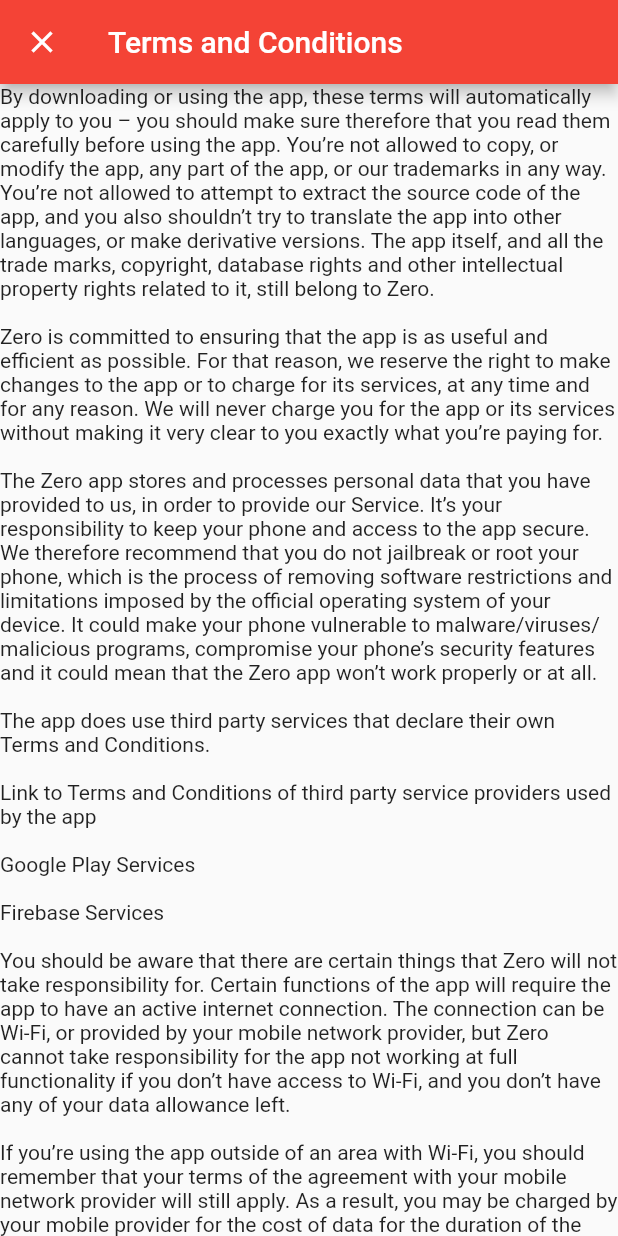
After one commit to ZayedKherani/ZER0, a Flutter app: the SignUpPage screen opened directly, after a tap on "Sign up", after a tap on "Terms and Conditions", on a phone screen of 412 x 824 dp. The commit adds this screen. Run offline on Flutter 3.47's test engine with Material 2 defaults, Android fonts, the phone set to English and light mode, and no system bars; our stand-ins replace cloud_firestore, firebase_auth; accounts and stored records are empty.

Commit message:
Commit 2

```diff
--- /dev/null
+++ b/lib/Pages/Setup/TaCPP/PP.dart
@@ -0,0 +1,90 @@
+import 'package:flutter/material.dart';
+
+class PP extends StatefulWidget {
+  @override
+  _PPState createState() => _PPState();
+}
+
+class _PPState extends State<PP> {
+  @override
+  Widget build(BuildContext context) {
+    return Scaffold(
+      appBar: AppBar(
+        title: Text('Privacy Policy'),
+      ),
+      body:
+      ListView(
+        children: <Widget>[
+          Container(
+              child:
+              Text('''Zayed Kherani built the Zero app as a commercial app. This SERVICE is provided by Zero and is intended for use as is.
+
+              This page is used to inform visitors regarding our policies with the collection, use, and disclosure of Personal Information if anyone decided to use our Service.
+
+              If you choose to use our Service, then you agree to the collection and use of information in relation to this policy. The Personal Information that we collect is used for providing and improving the Service. We will not use or share your information with anyone except as described in this Privacy Policy.
+
+              The terms used in this Privacy Policy have the same meanings as in our Terms and Conditions, which is accessible at Zero unless otherwise defined in this Privacy Policy.
+
+              Information Collection and Use
+
+              For a better experience, while using our Service, We may require you to provide us with certain personally identifiable information and add whatever else you collect here, users name, address, location, pictures. The information that We request will be [retained on your device and is not collected by us in any way retained by us and used as described in this privacy policy.
+
+              The app does use third party services that may collect information used to identify you.
+
+              Link to privacy policy of third party service providers used by the app
+
+              Google Play Services
+
+              Firebase Services
+
+              Log Data
+
+              We want to inform you that whenever you use our Service, in a case of an error in the app We collect data and information through third party products on your phone called Log Data. This Log Data may include information such as your device Internet Protocol (“IP”) address, device name, operating system version, the configuration of the app when utilizing our Service, the time and date of your use of the Service, and other statistics.
+
+      Cookies
+
+      Cookies are files with a small amount of data that are commonly used as anonymous unique identifiers. These are sent to your browser from the websites that you visit and are stored on your device's internal memory.
+
+      This Service does not use these “cookies” explicitly. However, the app may use third party code and libraries that use “cookies” to collect information and improve their services. You have the option to either accept or refuse these cookies and know when a cookie is being sent to your device. If you choose to refuse our cookies, you may not be able to use some portions of this Service.
+
+      Service Providers
+
+      We may employ third-party companies and individuals due to the following reasons:
+
+      To facilitate our Service;
+
+      To provide the Service on our behalf;
+
+      To perform Service-related services; or
+
+      To assist us in analyzing how our Service is used.
+
+          We want to inform users of this Service that these third parties have access to your Personal Information. The reason is to perform the tasks assigned to them on our behalf. However, they are obligated not to disclose or use the information for any other purpose.
+
+      Security
+
+      We value your trust in providing us your Personal Information, thus we are striving to use commercially acceptable means of protecting it. But remember that no method of transmission over the internet, or method of electronic storage is 100% secure and reliable, and We cannot guarantee its absolute security.
+
+
+
+      Links to Other Sites
+
+          This Service may contain links to other sites. If you click on a third-party link, you will be directed to that site. Note that these external sites are not operated by us. Therefore, we strongly advise you to review the Privacy Policy of these websites. We have no control over and assume no responsibility for the content, privacy policies, or practices of any third-party sites or services.
+
+      Children’s Privacy
+
+      These Services do not address anyone under the age of 13. We do not knowingly collect personally identifiable information from children under 13. In the case We discover that a child under 13 has provided us with personal information, We immediately delete this from our servers. If you are a parent or guardian and you are aware that your child has provided us with personal information, please contact us so that We will be able to do necessary actions.
+
+      Changes to This Privacy Policy
+
+      [I/We] may update our Privacy Policy from time to time. Thus, you are advised to review this page periodically for any changes. We will notify you of any changes by posting the new Privacy Policy on this page. These changes are effective immediately after they are posted on this page.
+
+          Contact Us
+
+          If you have any questions or suggestions about our Privacy Policy, do not hesitate to contact us at 56 Orsett Street .''')
+          ),
+        ],
+      )
+    );
+  }
+}
--- /dev/null
+++ b/lib/Pages/Setup/TaCPP/TaC.dart
@@ -0,0 +1,56 @@
+import 'package:flutter/material.dart';
+
+class TaC extends StatefulWidget {
+  @override
+  _TaCState createState() => _TaCState();
+}
+
+class _TaCState extends State<TaC> {
+  @override
+  Widget build(BuildContext context) {
+    return Scaffold(
+      appBar: AppBar(
+        title: Text('Terms and Conditions'),
+      ),
+      body:
+      ListView(
+        children: <Widget>[
+          Container(
+              child:
+              Text('''By downloading or using the app, these terms will automatically apply to you – you should make sure therefore that you read them carefully before using the app. You’re not allowed to copy, or modify the app, any part of the app, or our trademarks in any way. You’re not allowed to attempt to extract the source code of the app, and you also shouldn’t try to translate the app into other languages, or make derivative versions. The app itself, and all the trade marks, copyright, database rights and other intellectual property rights related to it, still belong to Zero.
+
+Zero is committed to ensuring that the app is as useful and efficient as possible. For that reason, we reserve the right to make changes to the app or to charge for its services, at any time and for any reason. We will never charge you for the app or its services without making it very clear to you exactly what you’re paying for.
+
+The Zero app stores and processes personal data that you have provided to us, in order to provide our Service. It’s your responsibility to keep your phone and access to the app secure. We therefore recommend that you do not jailbreak or root your phone, which is the process of removing software restrictions and limitations imposed by the official operating system of your device. It could make your phone vulnerable to malware/viruses/malicious programs, compromise your phone’s security features and it could mean that the Zero app won’t work properly or at all.
+
+The app does use third party services that declare their own Terms and Conditions.
+
+Link to Terms and Conditions of third party service providers used by the app
+
+Google Play Services
+
+Firebase Services
+
+You should be aware that there are certain things that Zero will not take responsibility for. Certain functions of the app will require the app to have an active internet connection. The connection can be Wi-Fi, or provided by your mobile network provider, but Zero cannot take responsibility for the app not working at full functionality if you don’t have access to Wi-Fi, and you don’t have any of your data allowance left.
+
+If you’re using the app outside of an area with Wi-Fi, you should remember that your terms of the agreement with your mobile network provider will still apply. As a result, you may be charged by your mobile provider for the cost of data for the duration of the connection while accessing the app, or other third party charges. In using the app, you’re accepting responsibility for any such charges, including roaming data charges if you use the app outside of your home territory (i.e. region or country) without turning off data roaming. If you are not the bill payer for the device on which you’re using the app, please be aware that we assume that you have received permission from the bill payer for using the app.
+
+Along the same lines, [Developer/Company name] cannot always take responsibility for the way you use the app i.e. You need to make sure that your device stays charged – if it runs out of battery and you can’t turn it on to avail the Service, [Developer/Company name] cannot accept responsibility.
+
+With respect to [Developer/Company name]’s responsibility for your use of the app, when you’re using the app, it’s important to bear in mind that although we endeavour to ensure that it is updated and correct at all times, we do rely on third parties to provide information to us so that we can make it available to you. [Developer/Company name] accepts no liability for any loss, direct or indirect, you experience as a result of relying wholly on this functionality of the app.
+
+At some point, we may wish to update the app. The app is currently available on – the requirements for system (and for any additional systems we decide to extend the availability of the app to) may change, and you’ll need to download the updates if you want to keep using the app. [Developer/Company name] does not promise that it will always update the app so that it is relevant to you and/or works with the version that you have installed on your device. However, you promise to always accept updates to the application when offered to you, We may also wish to stop providing the app, and may terminate use of it at any time without giving notice of termination to you. Unless we tell you otherwise, upon any termination, (a) the rights and licenses granted to you in these terms will end; (b) you must stop using the app, and (if needed) delete it from your device.
+
+Changes to This Terms and Conditions
+
+[I/We] may update our Terms and Conditions from time to time. Thus, you are advised to review this page periodically for any changes. [I/We] will notify you of any changes by posting the new Terms and Conditions on this page. These changes are effective immediately after they are posted on this page.
+
+Contact Us
+
+If you have any questions or suggestions about our Terms and Conditions, do not hesitate to contact us at 905-484-2003.''')
+          ),
+        ],
+      )
+    );
+  }
+}
--- a/lib/Pages/Setup/signUp.dart
+++ b/lib/Pages/Setup/signUp.dart
@@ -1,8 +1,10 @@
 import 'package:ZER0/Pages/Setup/signIn.dart';
 import 'package:firebase_auth/firebase_auth.dart';
+import 'package:flutter/gestures.dart';
 import 'package:flutter/material.dart';
 
-import '../home.dart';
+import 'TaCPP/PP.dart';
+import 'TaCPP/TaC.dart';
 
 class SignUpPage extends StatefulWidget {
   const SignUpPage({Key key, this.title}) : super(key: key);
@@ -15,7 +17,7 @@ class SignUpPage extends StatefulWidget {
 
 class _SignUpPageState extends State<SignUpPage> {
 
-  String _email, _password, _password2;
+  TapGestureRecognizer _recognizer;
 
   final GlobalKey<FormState> _formKey = GlobalKey<FormState>();
 
@@ -23,6 +25,22 @@ class _SignUpPageState extends State<SignUpPage> {
   var email = TextEditingController();
   var password = TextEditingController();
   var password2 = TextEditingController();
+
+  @override
+  void initState(){
+    super.initState();
+    _recognizer = TapGestureRecognizer()..onTap = (){
+      Navigator.push(
+        context,
+        MaterialPageRoute(
+          builder: (context) => LoginPage(
+            title: 'ZER0 Sign in',
+          ),
+        ),
+      );
+      print('pressed');
+    };
+  }
 
   @override
   Widget build(BuildContext context) {
@@ -58,7 +76,6 @@ class _SignUpPageState extends State<SignUpPage> {
                           return 'Email is required';
                         }
                       },
-                      onSaved: (input) => _email = input,
                       decoration: InputDecoration(
                           fillColor: Colors.blue,
                           border: new OutlineInputBorder(
@@ -85,7 +102,6 @@ class _SignUpPageState extends State<SignUpPage> {
                           return 'Passwords do not match';
                         }
                       },
-                      onSaved: (input) => _password = input,
                       decoration: InputDecoration(
                           fillColor: Colors.blue,
                           border: new OutlineInputBorder(
@@ -99,7 +115,7 @@ class _SignUpPageState extends State<SignUpPage> {
                     ),
                   ),
                   Container(
-                    padding: const EdgeInsets.fromLTRB(30.0, 7.5, 30.0, 30.0),
+                    padding: const EdgeInsets.fromLTRB(30.0, 7.5, 30.0, 7.5),
                     child:
                     TextFormField(
                       controller: password2,
@@ -113,7 +129,6 @@ class _SignUpPageState extends State<SignUpPage> {
                           return 'Passwords do not match';
                         }
                       },
-                      onSaved: (input) => _password2 = input,
                       decoration: InputDecoration(
                           fillColor: Colors.blue,
                           border: new OutlineInputBorder(
@@ -126,11 +141,44 @@ class _SignUpPageState extends State<SignUpPage> {
                       obscureText: true,
                     ),
                   ),
-                  RaisedButton(
-                    onPressed: signUp,
-                    child: Text(
-                        'Sign up'
+                  Container(
+                    padding: const EdgeInsets.fromLTRB(30.0, 7.5, 30.0, 7.5),
+                    child:
+                    RaisedButton(
+                      onPressed: signUp,
+                      child: Text(
+                          'Sign up'
+                      ),
                     ),
+                  ),
+                  Container(
+                    padding: const EdgeInsets.fromLTRB(30.0, 7.5, 30.0, 7.5),
+                    child:
+                    Text('By Signing up, you agree to the ZER0 Terms and Conditions and Privacy Policy')
+                  ),
+                  Row(
+                    children: <Widget>[
+                      Container(
+                        padding: const EdgeInsets.fromLTRB(30.0, 7.5, 7.5, 7.5),
+                        child:
+                        RaisedButton(
+                          onPressed: ToC,
+                          child: Text(
+                              'Terms and Conditions'
+                          ),
+                        ),
+                      ),
+                      Container(
+                        padding: const EdgeInsets.fromLTRB(7.5, 7.5, 30.0, 7.5),
+                        child:
+                        RaisedButton(
+                          onPressed: RO,
+                          child: Text(
+                              'Privacy Policy'
+                          ),
+                        ),
+                      ),
+                    ],
                   )
                 ],
               ),
@@ -138,6 +186,28 @@ class _SignUpPageState extends State<SignUpPage> {
           ],
         )
       )
+    );
+  }
+
+  // ignore: non_constant_identifier_names
+  void ToC() {
+    Navigator.pushReplacement(
+      context,
+      MaterialPageRoute(
+        builder: (context) => TaC(),
+        fullscreenDialog: true
+      ),
+    );
+  }
+
+  // ignore: non_constant_identifier_names
+  void RO() {
+    Navigator.pushReplacement(
+      context,
+      MaterialPageRoute(
+          builder: (context) => PP(),
+          fullscreenDialog: true
+      ),
     );
   }
 
@@ -149,12 +219,12 @@ class _SignUpPageState extends State<SignUpPage> {
         FirebaseUser user = (
           await FirebaseAuth.instance
               .createUserWithEmailAndPassword(
-              email: email.text, password: password.text
+              email: email.text.toLowerCase(), password: password.text
           )
         ).user;
         user.sendEmailVerification();
-        //TODO: Display email sent
-        Navigator.of(context).pop();
+        Navigator.pushReplacement(context, MaterialPageRoute(builder: (context) => Check(user: user,)));
+        /*Navigator.of(context).pop();
         Navigator.pushReplacement(
           context,
           MaterialPageRoute(
@@ -162,10 +232,93 @@ class _SignUpPageState extends State<SignUpPage> {
               title: 'ZER0 Sign in',
             ),
           ),
-        );
+        );*/
       } catch (e){
         print(e.message);
       }
     }
   }
 }
+
+
+class Check extends StatefulWidget {
+  final user;
+
+  const Check({Key key, this.user}) : super(key: key);
+
+  @override
+  _CheckState createState() => _CheckState();
+}
+
+class _CheckState extends State<Check> {
+  void signUp(){
+    if(widget.user.isEmailVerified){
+      Navigator.of(context).pop();
+      Navigator.pushReplacement(
+        context,
+        MaterialPageRoute(
+          builder: (context) => LoginPage(
+            title: 'ZER0 Sign in',
+          ),
+        ),
+      );
+    } else {
+      showDialog(
+        context: context,
+        builder: (BuildContext context) {
+          // return object of type Dialog
+          return AlertDialog(
+            title: new Text("ZER0 Email Verification"),
+            content: new Text("Please verify your email."),
+            actions: <Widget>[
+              // usually buttons at the bottom of the dialog
+              new FlatButton(
+                child: new Text("OK"),
+                onPressed: () {
+                  Navigator.of(context).pop();
+                },
+              ),
+            ],
+          );
+        },
+      );
+    }
+  }
+  @override
+  Widget build(BuildContext context) {
+    return Scaffold(
+      appBar: AppBar(
+        title: Text('Email Verification Sent'),
+      ),
+      body:
+      ListView(
+        children: <Widget>[
+          Container(
+            padding: const EdgeInsets.fromLTRB(7.5, 250.0, 7.5, 7.5),
+            child:
+            Column(
+              children: <Widget>[
+                Text('Email verification sent to ${widget.user.email}'),
+              ],
+            ),
+          ),
+          Container(
+            padding: const EdgeInsets.fromLTRB(7.5, 7.5, 7.5, 7.5),
+            child:
+            Column(
+              crossAxisAlignment: CrossAxisAlignment.stretch,
+              children: <Widget>[
+                RaisedButton(
+                  onPressed: signUp,
+                  child: Text(
+                      'Sign In'
+                  ),
+                ),
+              ],
+            ),
+          )
+        ],
+      )
+    );
+  }
+}
--- a/lib/Pages/Setup/welcome.dart
+++ b/lib/Pages/Setup/welcome.dart
@@ -9,6 +9,7 @@ class WelcomePage extends StatefulWidget {
   _WelcomePageState createState() => _WelcomePageState();
 }
 
+
 class _WelcomePageState extends State<WelcomePage> {
   @override
   Widget build(BuildContext context) {
@@ -17,6 +18,8 @@ class _WelcomePageState extends State<WelcomePage> {
         title: Text('Welcome')
       ),
       body:
+      ListView(
+        children: <Widget>[
           Column(
             crossAxisAlignment: CrossAxisAlignment.stretch,
             children: <Widget>[
@@ -51,6 +54,8 @@ class _WelcomePageState extends State<WelcomePage> {
               ),
             ],
           ),
+        ],
+      )
     );
   }
 
--- a/lib/main.dart
+++ b/lib/main.dart
@@ -3,8 +3,6 @@ import 'package:ZER0/Pages/Setup/welcome.dart';
 import 'package:flutter/cupertino.dart';
 import 'package:flutter/material.dart';
 import 'package:flutter/services.dart';
-
-import 'package:ZER0/Pages/Setup/welcome.dart';
 
 void main() async {
   WidgetsFlutterBinding.ensureInitialized();
```
Also changed, not shown: lib/Pages/Setup/signIn.dart (+13 -6 lines), lib/Pages/home.dart (+44 -16 lines), 4 other files. Lines whose indentation alone changed are shown as unchanged.
